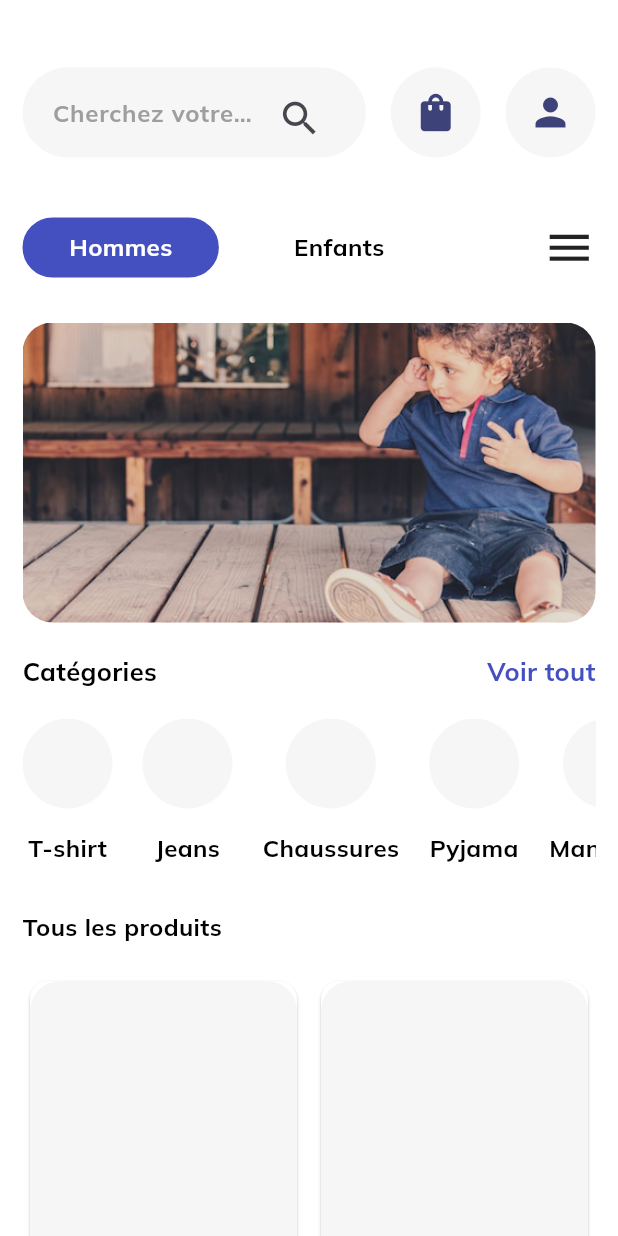
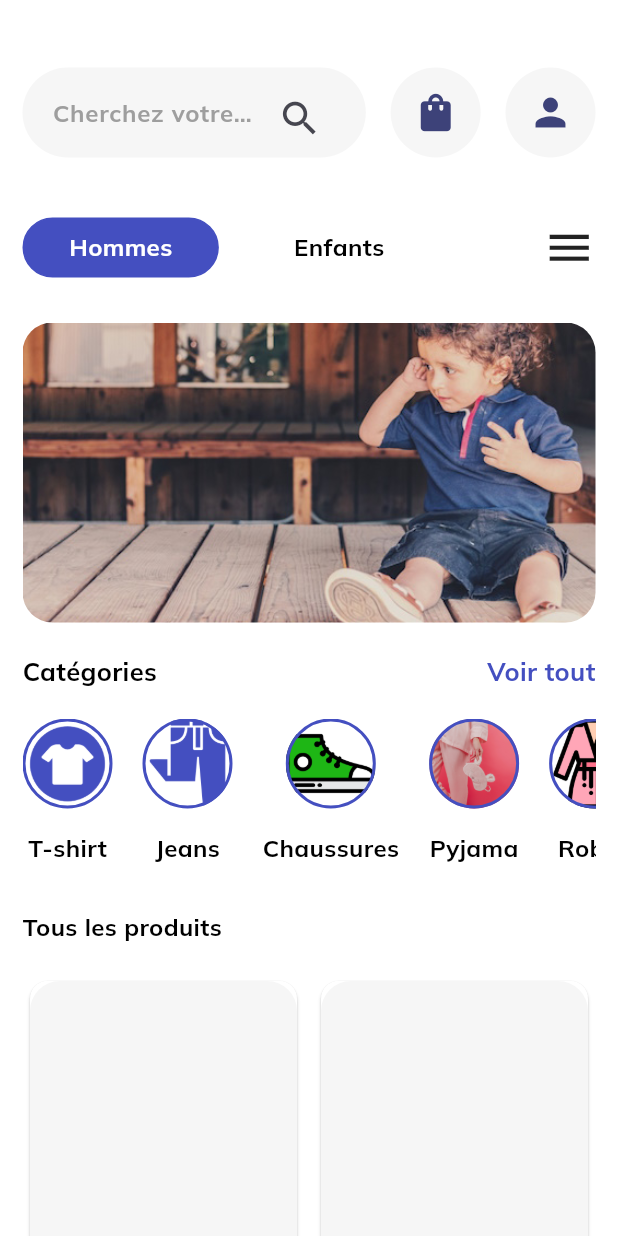
Before and after one commit to navalnorth/ecomApp_flutter, a Flutter app: the ProductPage screen opened directly, on a phone screen of 412 x 824 dp. Run offline on Flutter 3.47's test engine with Material 3 defaults, Android fonts, the phone set to English and light mode, and no system bars.

Commit message:
fix:bugs

```diff
--- a/lib/app/components/form_component.dart
+++ b/lib/app/components/form_component.dart
@@ -4,15 +4,18 @@ class FormComponent extends StatelessWidget {
 
   final TextInputType textInputType;
   final bool hide;
+  final TextEditingController? controller;
 
   FormComponent({
     this.hide=false,
-    this.textInputType=TextInputType.emailAddress
+    this.textInputType=TextInputType.emailAddress,
+    this.controller
   });
 
   @override
   Widget build(BuildContext context) {
     return TextFormField(
+      controller: controller,
       decoration: InputDecoration(
         border: OutlineInputBorder(),
         suffixIcon: hide ? Icon(Icons.remove_red_eye_rounded) : null
--- a/lib/app/modules/ProductsPage/controller/product_page_controller.dart
+++ b/lib/app/modules/ProductsPage/controller/product_page_controller.dart
@@ -1,6 +1,7 @@
 import 'package:ecom_app/app/components/button_components.dart';
 import 'package:ecom_app/app/components/space.dart';
 import 'package:ecom_app/app/components/text_components.dart';
+import 'package:ecom_app/app/modules/Category/view/category_details.dart';
 import 'package:ecom_app/app/modules/ProductDetail/view/product_detail.dart';
 import 'package:ecom_app/app/modules/panier/view/panier.dart';
 import 'package:ecom_app/utils/colors.dart';
@@ -9,18 +10,28 @@ import 'package:flutter/material.dart';
 bool isMan = true;
 bool isKids = false;
 
-CategoryBox(String productPage) {
-  return Container(
+CategoryBox(String productName, BuildContext context, String path){
+  return InkWell(
+    onTap: () {
+      Navigator.push(context, MaterialPageRoute(builder: (context) => CategoryDetail(productName: productName,)));
+    },
+    child: Container(
       margin: EdgeInsets.only(right: 20),
       child: Column(
         children: [
-        CircleAvatar(
-          radius: 30,
-          backgroundColor: greyColor,
+          Container(
+            height: 60,
+            width: 60,
+            decoration: BoxDecoration(
+              image: DecorationImage(image: AssetImage(path), fit: BoxFit.cover),
+              borderRadius: BorderRadius.circular(100),
+              border: Border.all(color: mainColor, width: 2)
+            ),
           ),
           h(15),
-        TextComponents(txt: productPage, fw: FontWeight.bold, family: "bold",)
+          TextComponents(txt: productName, fw: FontWeight.bold, family: "bold",)
         ],
+      ),
     ),
   );
 }
--- a/lib/app/modules/ProductsPage/view/product_page.dart
+++ b/lib/app/modules/ProductsPage/view/product_page.dart
@@ -163,12 +163,12 @@ class _ProductPageState extends State<ProductPage> {
               scrollDirection: Axis.horizontal,
               child: Row(
                 children: [
-                CategoryBox("T-shirt"),
-                CategoryBox("Jeans"),
-                CategoryBox("Chaussures"),
-                CategoryBox("Pyjama"),
-                CategoryBox("Manteaux"),
-                CategoryBox("Accessoires"),
+                CategoryBox("T-shirt", context, "assets/images/tshirt.png"),
+                CategoryBox("Jeans", context, "assets/images/jeans.png"),
+                CategoryBox("Chaussures", context, "assets/images/shoes.png"),
+                CategoryBox("Pyjama", context, "assets/images/pijama.jpg"),
+                CategoryBox("Robes", context, "assets/images/robe.png"),
+                CategoryBox("Bébé", context, "assets/images/baby.png"),
               ],
               ),
             ),
--- a/lib/app/modules/connexion/view/login.dart
+++ b/lib/app/modules/connexion/view/login.dart
@@ -14,6 +14,8 @@ class Login extends StatefulWidget {
 }
 
 class _LoginState extends State<Login> {
+  TextEditingController emailController =  TextEditingController();
+  TextEditingController passwordController =  TextEditingController();
 
   @override
   Widget build(BuildContext context) {
@@ -36,12 +38,12 @@ class _LoginState extends State<Login> {
               h(40),
               TextComponents(txt: "Email / Téléphone", textSize: 17,),
               h(10),
-              FormComponent(),
+              FormComponent(controller: emailController,),
 
               h(20),
               TextComponents(txt: "Mot de Passe", textSize: 17,),
               h(10),
-              FormComponent(hide: true, textInputType: TextInputType.visiblePassword,),
+              FormComponent(hide: true, textInputType: TextInputType.visiblePassword, controller: passwordController,),
               h(20),
 
               Row(
--- a/lib/app/modules/motDePasseOublie/view/forgot_password.dart
+++ b/lib/app/modules/motDePasseOublie/view/forgot_password.dart
@@ -17,6 +17,8 @@ class ForgotPassword extends StatefulWidget {
 }
 
 class _ForgotPasswordState extends State<ForgotPassword> {
+  TextEditingController emailController = TextEditingController();
+
   @override
   Widget build(BuildContext context) {
     return Scaffold(
@@ -45,7 +47,7 @@ class _ForgotPasswordState extends State<ForgotPassword> {
                   TextComponents(txt: 'Email / Phone', fw: FontWeight.bold,),
                 ],
               ),
-              FormComponent(hide: false, textInputType: TextInputType.emailAddress,),
+              FormComponent(hide: false, textInputType: TextInputType.emailAddress, controller: emailController,),
               h(20),
               InkWell(
                 onTap: () {
```
Also changed, not shown: lib/app/modules/Category/view/category_details.dart (added, +49 -0 lines), lib/app/modules/changerPassword/view/change_password.dart (+15 -3 lines), lib/app/modules/inscription/view/inscription.dart (+7 -3 lines), assets/images/baby.png (added), assets/images/cinq.png (added), assets/images/deux.jpg (added), assets/images/jeans.png (added), assets/images/pijama.jpg (added), assets/images/quatre.jpg (added), assets/images/robe.png (added), assets/images/shoes.png (added), assets/images/trois.jpg (added), assets/images/tshirt.png (added), assets/images/un.jpg (added). Lines whose indentation alone changed are shown as unchanged.
